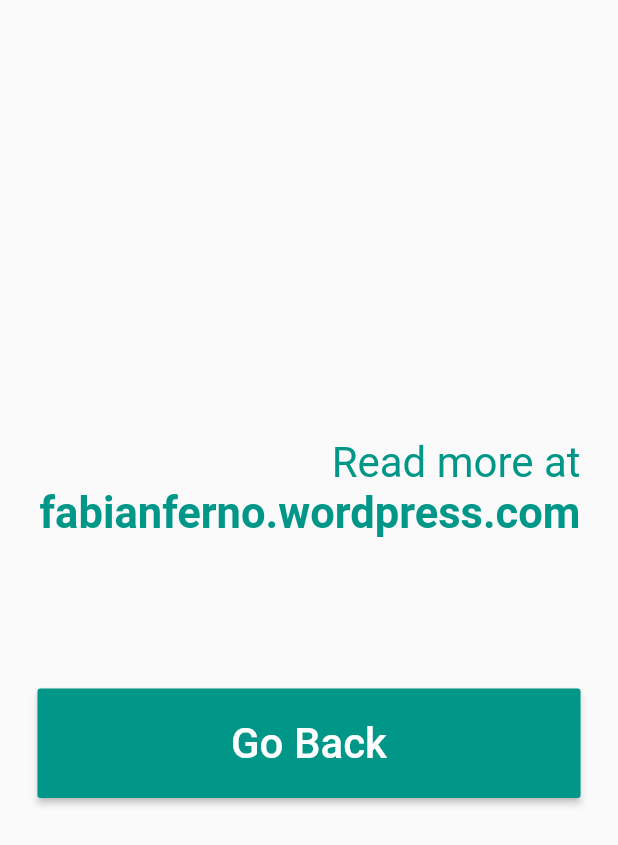
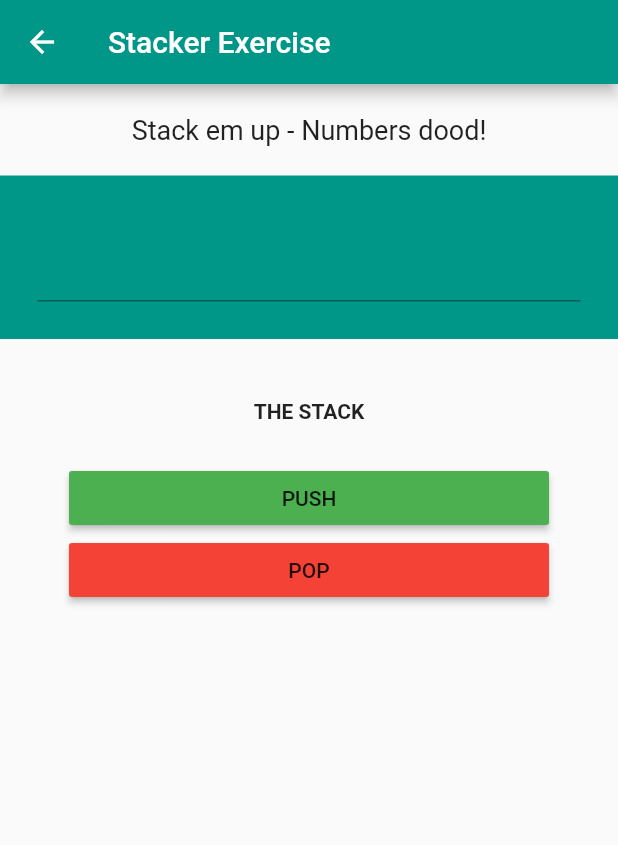
Before and after one commit to pattarai/fabianferno_flutterworkshop2020, a Flutter app: the screen it shows after launch, after a tap on "Click here.", on a phone screen of 412 x 824 dp. Shown: the top 845 px of the screen. Run offline on Flutter 3.47's test engine with Material 2 defaults, Android fonts, the phone set to English and light mode, and no system bars; missing offline and left inert: icon_shadow, parallax_image.

Commit message:
Added Stacker Exercise

```diff
--- a/lib/main.dart
+++ b/lib/main.dart
@@ -4,6 +4,7 @@ import 'package:flutter/material.dart';
 import 'package:icon_shadow/icon_shadow.dart';
 import 'package:parallax_image/parallax_image.dart';
 import 'read_more.dart';
+import 'pushpop.dart';
 
 void main() {
   runApp(MaterialApp(
@@ -266,7 +267,7 @@ class BioData extends StatelessWidget {
                                 Navigator.push(
                                     context,
                                     MaterialPageRoute(
-                                        builder: (context) => ReadMore()));
+                                        builder: (context) => Stacker()));
                               },
                               //test1
                               child: Container(
--- /dev/null
+++ b/lib/pushpop.dart
@@ -0,0 +1,112 @@
+import 'package:flutter/material.dart';
+
+class Stacker extends StatefulWidget {
+  @override
+  State<StatefulWidget> createState() {
+    return _Stacker();
+  }
+}
+
+class _Stacker extends State<Stacker> {
+  TextEditingController _stackController = new TextEditingController();
+
+  List<int> stack = new List<int>();
+
+  @override
+  Widget build(BuildContext context) {
+    return Scaffold(
+      appBar: AppBar(
+        title: Text("Stacker Exercise"),
+        backgroundColor: Colors.teal,
+      ),
+      body: SingleChildScrollView(
+        scrollDirection: Axis.vertical,
+        child: Column(
+          mainAxisAlignment: MainAxisAlignment.center,
+          crossAxisAlignment: CrossAxisAlignment.stretch,
+          children: [
+
+            Container(
+              padding: EdgeInsets.all(20),
+              child: Text(
+                "Stack em up - Numbers dood!",
+                textAlign: TextAlign.center,
+                style: TextStyle(fontSize: 18),
+              ),
+            ),
+            Container(
+              color: Colors.teal,
+              padding: EdgeInsets.all(25),
+              child: TextFormField(
+                style: TextStyle(
+                    color: Colors.white,
+                    fontSize: 30,
+                    fontWeight: FontWeight.bold),
+                textAlign: TextAlign.center,
+                controller: _stackController,
+                cursorColor: Colors.white,
+              ),
+            ),
+            Padding(
+              padding: EdgeInsets.all(10),
+            ),
+            Text(
+              "THE STACK",
+              textAlign: TextAlign.center,
+              style: TextStyle(height: 3,fontWeight: FontWeight.bold),
+            ),
+            Column(
+              children: returnStackElements(),
+            ),
+            Padding(
+              padding: EdgeInsets.all(10),
+            ),
+            Column(
+              mainAxisAlignment: MainAxisAlignment.center,
+              crossAxisAlignment: CrossAxisAlignment.center,
+              children: [
+                Container(
+                  width: 320,
+                  child: RaisedButton(
+                    color: Colors.green,
+                      child: Text("PUSH"),
+                      onPressed: () {
+                        stack.add(int.parse(_stackController.text));
+                        print(stack.toString());
+                        setState(() {});
+                      }),
+                ),
+                Container(
+                  width: 320,
+                  child: RaisedButton(
+                    color: Colors.red,
+                      child: Text("POP"),
+                      onPressed: () {
+                        try {
+                          stack.removeLast();
+                        } on RangeError catch (e) {
+                          print("Underflow detected!");
+                        }
+                        print(stack.toString());
+                        setState(() {});
+                      }),
+                ),
+                Padding(padding: EdgeInsets.all(30))
+              ],
+            ),
+
+
+          ],
+        ),
+      ),
+    );
+  }
+
+  List<Widget> returnStackElements() {
+    List<Widget> elementsToReturn = [];
+    stack.forEach((element) {
+      elementsToReturn.add(Text(element.toString()));
+    });
+    return elementsToReturn;
+  }
+}
```
